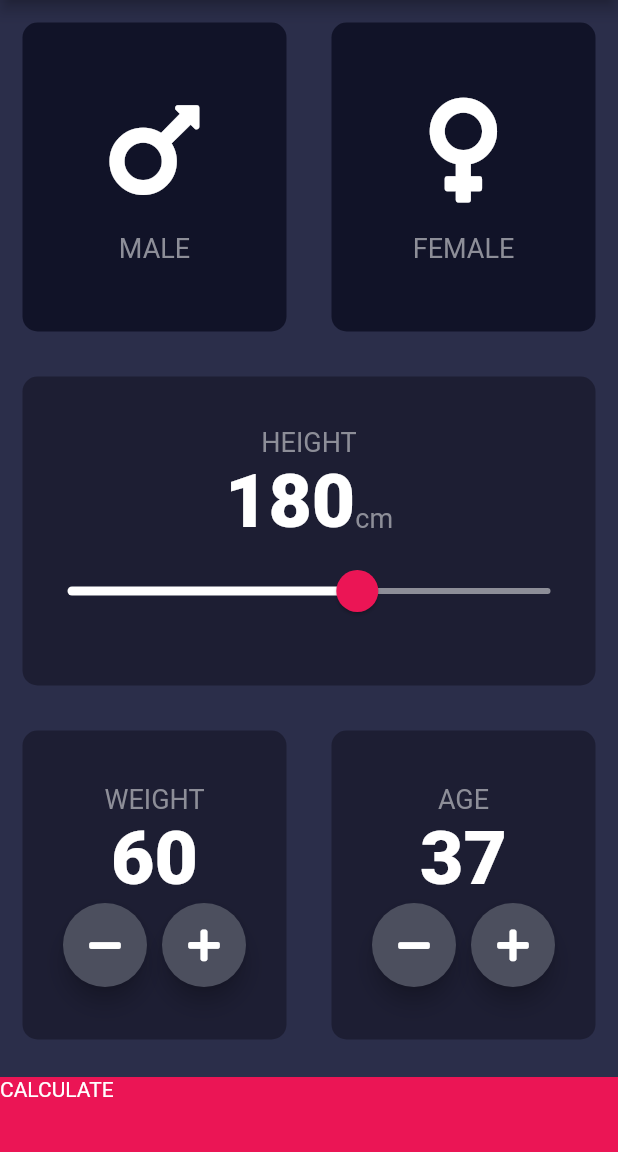
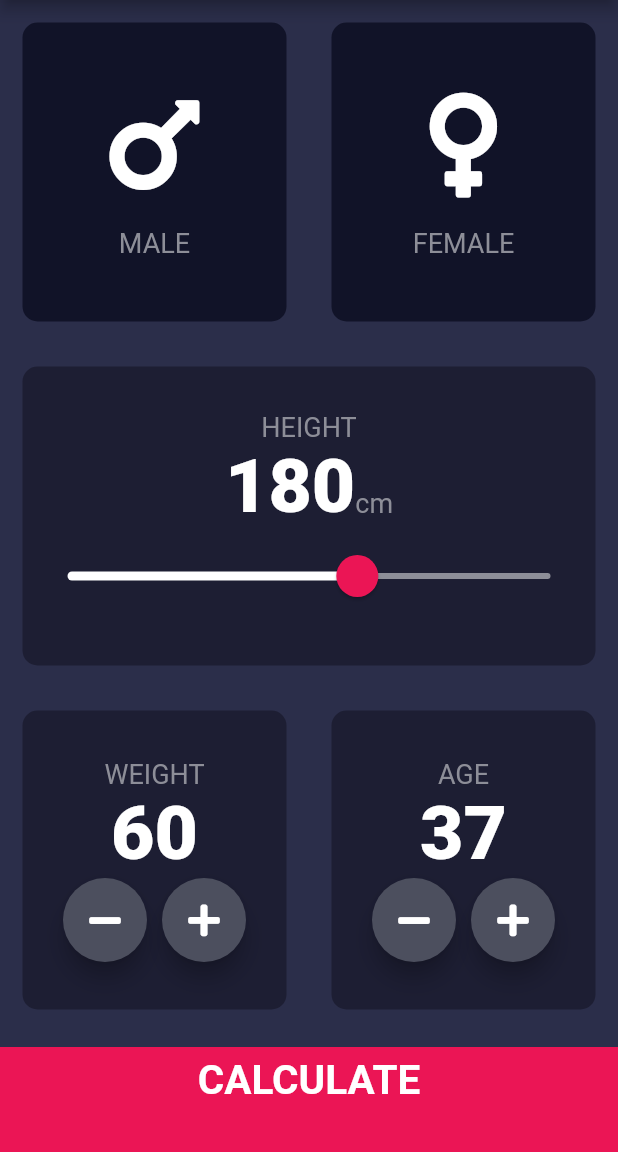
Before and after one commit to Sioomak/BMI-fullter-app, a Flutter app: the screen it shows after launch, on a phone screen of 412 x 824 dp, the part 84-1236 px from its top. Run offline on Flutter 3.47's test engine with Material 2 defaults, Android fonts, the phone set to English and light mode, and no system bars; our stand-ins replace font_awesome_flutter.

```diff
--- a/lib/constants.dart
+++ b/lib/constants.dart
@@ -5,7 +5,7 @@ const kLabelTextStyle = TextStyle(
   color: Color(0xFF8D8E98),
 );
 
-const kBottomContainerHeight = 50.0;
+const kBottomContainerHeight = 70.0;
 const kActiveCardsColor = Color(0xFF1D1E33);
 const kInactiveCardColor = Color(0xFF111328);
 const kBottomContainerColor = Color(0xFFEB1555);
@@ -14,3 +14,8 @@ const kNumberTextStyle = TextStyle(
   fontSize: 50.0,
   fontWeight: FontWeight.w900,
 );
+
+const kLargeButtonTextStyle = TextStyle(
+  fontSize: 27.0,
+  fontWeight: FontWeight.bold,
+);
--- a/lib/input_page.dart
+++ b/lib/input_page.dart
@@ -216,11 +216,17 @@ class _InputPageState extends State<InputPage> {
                   MaterialPageRoute(builder: (context) => ResultsPage()));
             },
             child: Container(
-              child: Text('CALCULATE'),
+              child: Center(
+                child: Text(
+                  'CALCULATE',
+                  style: kLargeButtonTextStyle,
+                ),
+              ),
               color: kBottomContainerColor,
               margin: EdgeInsets.only(top: 10.0),
               width: double.infinity,
               height: kBottomContainerHeight,
+              padding: EdgeInsets.only(bottom: 25.0),
             ),
           ),
         ],
```
